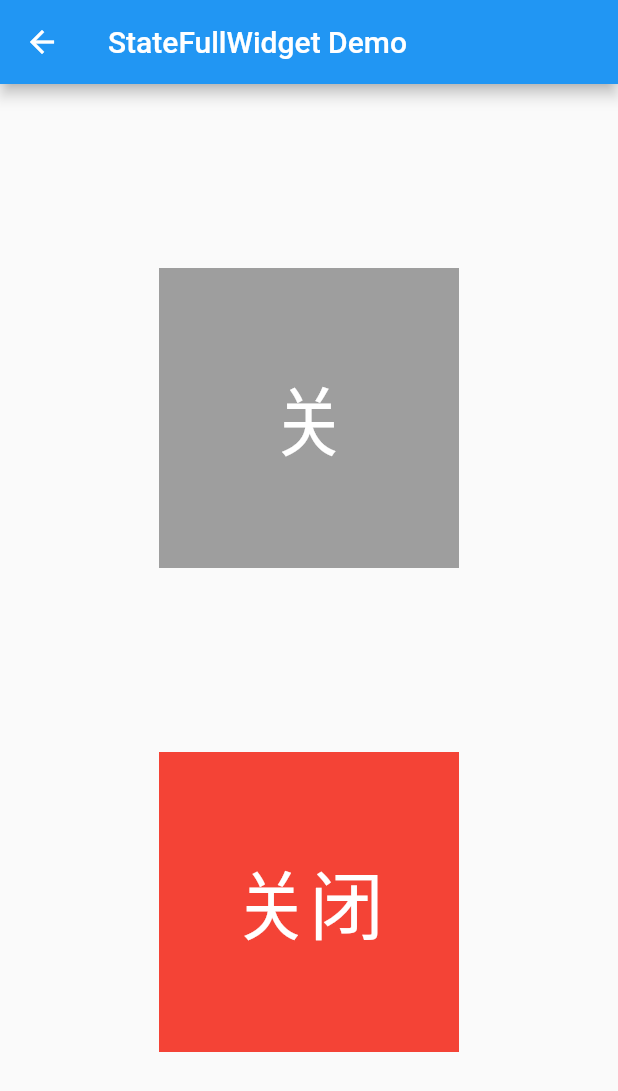
After one commit to JaxsonWang/Hi-Flutter, a Flutter app: the screen it shows after launch, tab 3 chosen, after a tap on "StatefulWidget 状态管理实例展示", on a phone screen of 412 x 824 dp. The commit adds this screen. Shown: the top 1091 px of the screen. Run offline on Flutter 3.47's test engine with Material 2 defaults, Android fonts, the phone set to English and light mode, and no system bars.

Commit message:
更新资源

```diff
--- /dev/null
+++ b/lib/route/home/layouts/StateFulltDemo.dart
@@ -0,0 +1,133 @@
+import 'package:flutter/material.dart';
+
+class StateFulltDemo extends StatelessWidget {
+  @override
+  Widget build(BuildContext context) {
+    return new MaterialApp(
+      title: 'Flutter Layout Demo',
+      home: new Scaffold(
+        appBar: AppBar(
+          title: Text('StateFullWidget Demo'),
+          leading: IconButton(
+            icon: Icon(Icons.arrow_back),
+            tooltip: '返回上一页',
+            onPressed: () => {
+              // 关闭当前页面，并且返回上一页
+              Navigator.pop(context)
+            },
+          ),
+        ),
+        body: new Column(
+          mainAxisAlignment: MainAxisAlignment.spaceEvenly,
+          children: <Widget>[
+            new switchBoxFul(),
+            new switchBoxLess(),
+          ],
+        ),
+      ),
+    );
+  }
+}
+
+/*
+  switchBoxFul 是自身widget管理自己状态
+ */
+class switchBoxFul extends StatefulWidget {
+  @override
+  _SwitchBoxState createState() {
+    return new _SwitchBoxState();
+  }
+}
+
+class _SwitchBoxState extends State<switchBoxFul> {
+  bool _switchActive = false; // 按钮显示`关闭`这个状态
+
+  void _switchActiveChanged() {
+    setState(() {
+      _switchActive = !(_switchActive);
+    });
+  }
+
+  @override
+  Widget build(BuildContext context) {
+    return new GestureDetector(
+      onTap: _switchActiveChanged,
+      child: new Center(
+        child: new Container(
+          alignment: Alignment.center,
+          width: 200.0,
+          height: 200.0,
+          child: new Text(
+            _switchActive ? '开' : '关',
+            style: new TextStyle(fontSize: 50.0, color: Colors.white),
+          ),
+          decoration: new BoxDecoration(
+              color: _switchActive ? Colors.green[400] : Colors.grey),
+        ),
+      ),
+    );
+  }
+}
+
+/*
+  SwitchBoxLess 是父widget管理子widget状态;
+  SwitchBoxLess 继承自无状态控件，不管理任何状态
+ */
+class SwitchBoxLessWidget extends StatelessWidget {
+  SwitchBoxLessWidget({Key key, this.switchActive: false, this.onChanged}) : super(key: key);
+  final switchActive;
+  final ValueChanged<bool> onChanged;
+
+  void _switchActiveChanged() {
+    onChanged(!switchActive);
+  }
+
+  @override
+  Widget build(BuildContext context) {
+    return new GestureDetector(
+      onTap: _switchActiveChanged,
+      child: new Center(
+        child: new Container(
+          alignment: Alignment.center,
+          width: 200.0,
+          height: 200.0,
+          child: new Text(
+            switchActive ? '开启' : '关闭',
+            style: new TextStyle(fontSize: 50.0, color: Colors.white),
+          ),
+          decoration: new BoxDecoration(
+              color: switchActive ? Colors.blue : Colors.red),
+        ),
+      ),
+    );
+  }
+}
+
+/*
+ParentWidget类是SwitchBoxLess的父类
+他会得知盒子是否被点击从而管理盒子的状态，通过setState更新展示内容
+ */
+class switchBoxLess extends StatefulWidget {
+  @override
+  _SwitchBoxLessState createState() {
+    return new _SwitchBoxLessState();
+  }
+}
+
+class _SwitchBoxLessState extends State<switchBoxLess> {
+  bool _switchActive = false;
+
+  void _handleSwitchBoxLessChanged(bool value) {
+    setState(() {
+      _switchActive = value;
+    });
+  }
+
+  @override
+  Widget build(BuildContext context) {
+    return new SwitchBoxLessWidget(
+      switchActive: _switchActive,
+      onChanged: _handleSwitchBoxLessChanged,
+    );
+  }
+}
--- a/lib/route/home/widgets.dart
+++ b/lib/route/home/widgets.dart
@@ -1,5 +1,6 @@
 import 'package:flutter/material.dart';
-import 'package:flutter_app/route/home/layouts/layouts.dart';
+import 'package:flutter_app/route/home/layouts/StateFullWidgetDemo.dart';
+import 'package:flutter_app/route/home/layouts/StateFulltDemo.dart';
 
 class Widgets extends StatefulWidget {
   @override
@@ -14,7 +15,7 @@ class _MyHomePageState extends State<Widgets> {
         children: <Widget>[
           ListTile(
             leading: Icon(Icons.aspect_ratio),
-            title: Text('布局1'),
+            title: Text('StateFullWidget 状态切换实例展示'),
             onTap: () {
 //            print('执行点击事件！');
 //              // Find the Scaffold in the Widget tree and use it to show a SnackBar!
@@ -24,13 +25,20 @@ class _MyHomePageState extends State<Widgets> {
               // 路由跳转
               Navigator.push(
                 context,
-                MaterialPageRoute(builder: (context) => new Layouts()),
+                MaterialPageRoute(builder: (context) => new StateFullWidgetDemo()),
               );
             },
           ),
           ListTile(
             leading: Icon(Icons.aspect_ratio),
-            title: Text('布局2'),
+            title: Text('StatefulWidget 状态管理实例展示'),
+            onTap: () {
+              // 路由跳转
+              Navigator.push(
+                context,
+                MaterialPageRoute(builder: (context) => new StateFulltDemo()),
+              );
+            },
           ),
           ListTile(
             leading: Icon(Icons.aspect_ratio),
--- a/pubspec.yaml
+++ b/pubspec.yaml
@@ -14,7 +14,7 @@ description: A new Flutter application.
 version: 1.0.0+1
 
 environment:
-  sdk: ">=2.1.0 <3.0.0"
+  sdk: ">=2.2.0 <3.0.0"
 
 dependencies:
   flutter:
```
Also changed, not shown: lib/route/home/layouts/StateFullWidgetDemo.dart (added, +91 -0 lines), lib/route/home/layouts/layouts.dart (deleted, +0 -17 lines), 1 other file.
